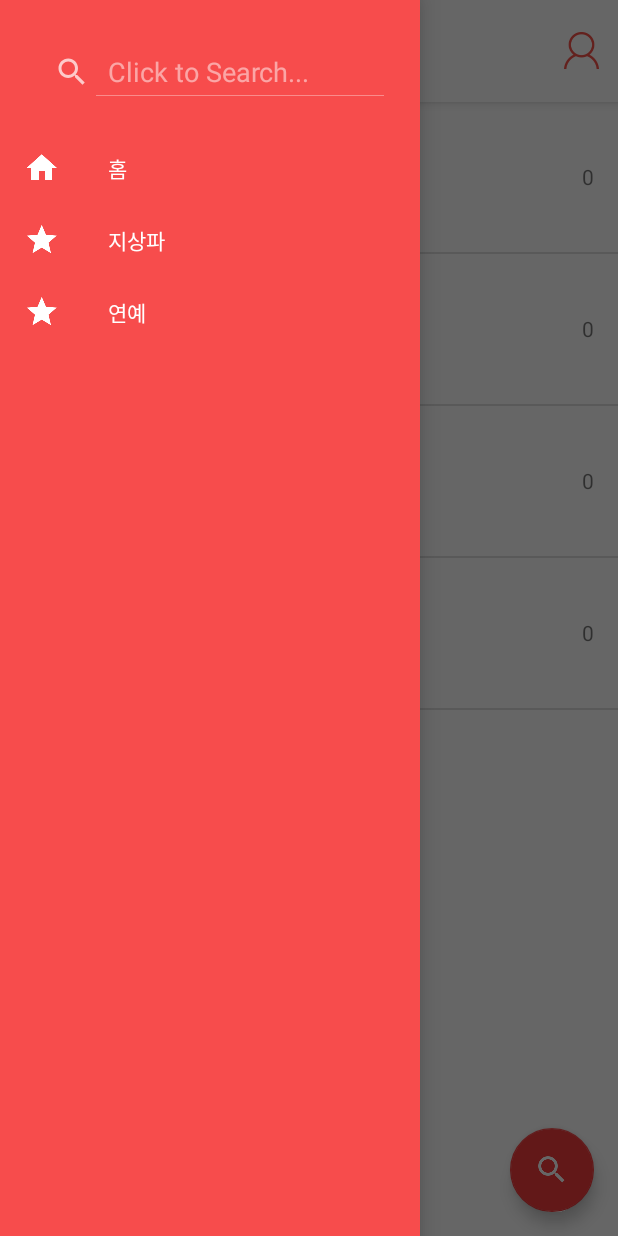
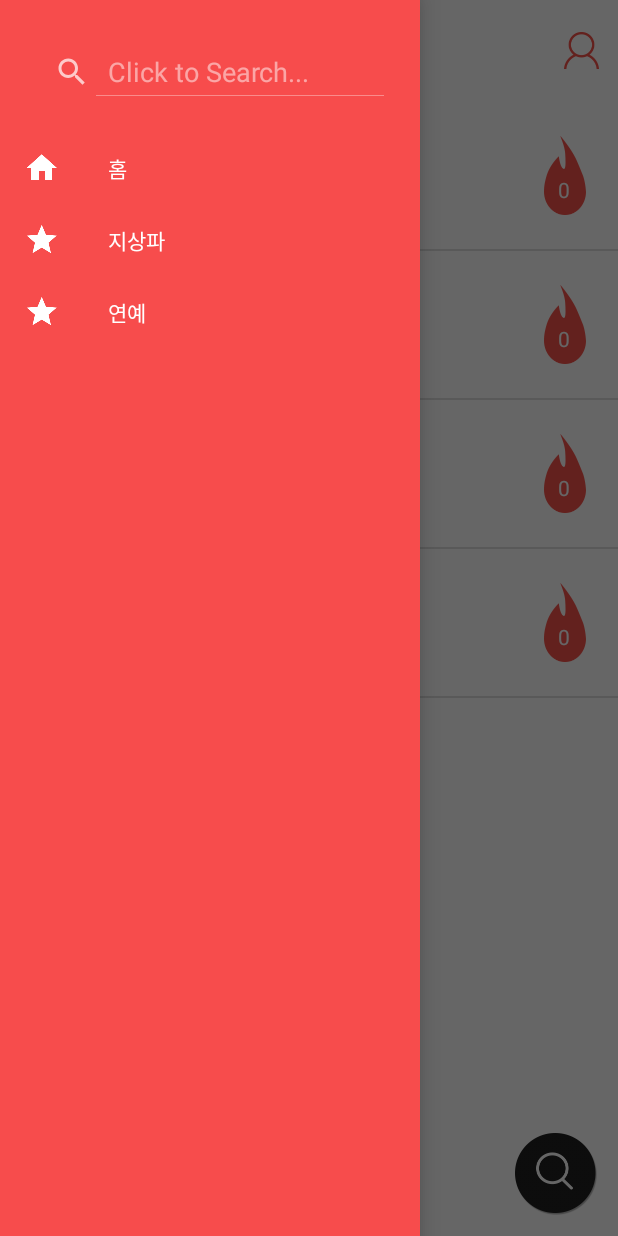
Before and after one commit to Nexters/bullpanApp, an Android app: the MainActivity screen opened directly, with no data from a screen before it, with the side drawer open, on a phone screen of 412 x 824 dp. Run offline under Robolectric (Android 15) with nearby library versions, the phone set to English and light mode, and no system bars; pictures from the network do not load; 3 statements that could not run were skipped.

Commit message:
메인페이지 디자인 가이드 적용
- Action bar 좌우 패딩이 기본으로 16dp가 잡혀있으므로 5dp만큼 추가로 패딩을 줌 ( 사라지게 못하긋다.. )
- FloatingActionButton 대신 ImageButton으로 변경후 elevation부여
- bg_fire_background에 NinePatch적용 -> bi_fire.9.png
- Custom 폰트 및 라이브러리(Noto Sans CJK KR- 본고딕, Caligraphy)

issue

- 커스텀 폰트 적용시 라이브러리 사용(작업이 길어짐)
- 폰트적용시 변화가 전혀 없으므로 안쓰는게 좋을듯

```diff
--- a/app/build.gradle
+++ b/app/build.gradle
@@ -25,6 +25,7 @@ dependencies {
     compile fileTree(dir: 'libs', include: ['*.jar'])
     testCompile 'junit:junit:4.12'
     compile 'com.android.support:appcompat-v7:23.1.0'
+    compile 'uk.co.chrisjenx:calligraphy:2.1.0'
     compile 'com.android.support:design:23.1.+'
     compile 'com.squareup.picasso:picasso:2.5.2'
     compile 'com.sendbird.sdk:sendbird-android-sdk:2.0.1'
--- /dev/null
+++ b/app/src/main/java/com/bullpan/bullpanapp/activity/BaseActivity.java
@@ -0,0 +1,17 @@
+package com.bullpan.bullpanapp.activity;
+
+import android.content.Context;
+import android.support.v7.app.AppCompatActivity;
+
+import uk.co.chrisjenx.calligraphy.CalligraphyContextWrapper;
+
+
+/**
+ * Created by daehyun on 16. 2. 16..
+ */
+public class BaseActivity extends AppCompatActivity{
+    @Override
+    protected void attachBaseContext(Context newBase) {
+        super.attachBaseContext(CalligraphyContextWrapper.wrap(newBase));
+    }
+}
--- /dev/null
+++ b/app/src/main/java/com/bullpan/bullpanapp/activity/BaseApplication.java
@@ -0,0 +1,19 @@
+package com.bullpan.bullpanapp.activity;
+
+import android.app.Application;
+
+import com.bullpan.bullpanapp.R;
+
+
+import uk.co.chrisjenx.calligraphy.CalligraphyConfig;
+
+/**
+ * Created by daehyun on 16. 2. 16..
+ */
+public class BaseApplication  extends Application {
+    @Override
+    public void onCreate() {
+        super.onCreate();
+
+    }
+}
--- a/app/src/main/java/com/bullpan/bullpanapp/activity/MainActivity.java
+++ b/app/src/main/java/com/bullpan/bullpanapp/activity/MainActivity.java
@@ -36,7 +36,7 @@ import java.util.List;
 public class MainActivity extends AppCompatActivity
         implements NavigationView.OnNavigationItemSelectedListener,SwipeRefreshLayout.OnRefreshListener {
         SwipeRefreshLayout mSwipeRefreshLayout;
-    FloatingActionButton fab;
+    ImageButton fab;
     ListView mChannelListView;
     DrawerLayout drawer;
     Toolbar toolbar;
@@ -59,7 +59,7 @@ public class MainActivity extends AppCompatActivity
 
     private void initResources() {
         userName = SendBirdUtils.getUsername(MainActivity.this);
-        fab = (FloatingActionButton) findViewById(R.id.fab);
+        fab = (ImageButton) findViewById(R.id.fab);
         toolbar = (Toolbar) findViewById(R.id.toolbar);
 
         //우선적으로 처리해야 함
--- a/app/src/main/res/layout/activity_channel.xml
+++ b/app/src/main/res/layout/activity_channel.xml
@@ -29,7 +29,7 @@
         android:layout_width="wrap_content"
         android:layout_height="wrap_content"
         android:layout_gravity="bottom|end"
-        android:layout_margin="@dimen/fab_margin"
+        android:layout_margin="@dimen/fab_margin_right"
         android:src="@drawable/ic_add_white_24dp"
         />
 
--- a/app/src/main/res/layout/app_bar_main.xml
+++ b/app/src/main/res/layout/app_bar_main.xml
@@ -12,7 +12,9 @@
     <android.support.design.widget.AppBarLayout
         android:layout_height="wrap_content"
         android:layout_width="match_parent"
-        android:theme="@style/AppTheme.AppBarOverlay">
+        android:theme="@style/AppTheme.AppBarOverlay"
+        android:elevation="0dp"
+        app:elevation="0dp">
 
         <android.support.v7.widget.Toolbar
             android:id="@+id/toolbar"
@@ -51,13 +53,18 @@
 
     <include layout="@layout/content_main"/>
 
-    <android.support.design.widget.FloatingActionButton
+    <ImageButton
         android:id="@+id/fab"
         android:layout_width="wrap_content"
         android:layout_height="wrap_content"
         android:layout_gravity="bottom|end"
-        android:layout_margin="@dimen/fab_margin"
-        android:src="@drawable/ic_search_white_24dp"/>
+        android:layout_margin="@dimen/fab_margin_right"
+        android:src="@drawable/ic_float_search"
+        android:scaleType="center"
+        android:elevation="6dp"
+        app:backgroundTint="@color/colorBlack"
+        android:background="@color/colorTransparent"
+        android:cropToPadding="true"/>
 
 </android.support.design.widget.CoordinatorLayout>
 <!--android:theme="@style/ThemeOverlay.AppCompat.Dark.ActionBar"-->
--- a/app/src/main/res/layout/list_channels.xml
+++ b/app/src/main/res/layout/list_channels.xml
@@ -3,59 +3,81 @@
                 xmlns:tools="http://schemas.android.com/tools"
                 xmlns:app="http://schemas.android.com/apk/res-auto"
               android:layout_width="match_parent"
-              android:layout_height="match_parent"
-                android:paddingLeft="@dimen/activity_horizontal_margin"
-                android:paddingRight="@dimen/activity_horizontal_margin"
+              android:layout_height="98dp"
+                android:paddingLeft="22.33dp"
+                android:paddingRight="15dp"
+                tools:ignore="MissingPrefix"
     tools:background="#dfcff4">
 
     <ImageView
-        android:layout_width="100dp"
-        android:layout_height="100dp"
+        android:layout_width="76.33dp"
+        android:layout_height="98dp"
         android:id="@+id/channel_logo_image"
         tools:src="@drawable/mbc_logo"
         android:layout_centerVertical="true"
         android:layout_alignParentLeft="true"
-        android:layout_alignParentStart="true"/>
+        android:layout_alignParentStart="true"
+        android:cropToPadding="true"
+        android:scaleType="fitCenter"/>
 
     <RelativeLayout
         android:layout_width="wrap_content"
         android:layout_height="wrap_content"
         android:layout_centerVertical="true"
-        android:layout_toLeftOf="@+id/channel_count_label"
+        android:layout_toLeftOf="@+id/channel_logo_image"
         android:layout_toRightOf="@+id/channel_logo_image"
         android:layout_toEndOf="@+id/channel_logo_image"
-        android:layout_marginLeft="16dp">
+        android:layout_marginLeft="10.67dp"
+        android:id="@+id/relativeLayout3">
 
         <TextView
             android:layout_width="wrap_content"
             android:layout_height="wrap_content"
-            android:textAppearance="?android:attr/textAppearanceSmall"
             android:id="@+id/program_duration_label"
             tools:text="오후 12:00 - 오후 1:00"
             android:layout_below="@+id/program_title_label"
             android:layout_alignLeft="@+id/program_title_label"
-            android:layout_alignStart="@+id/program_title_label"/>
+            android:layout_alignStart="@+id/program_title_label"
+            android:textColor="#a1a0a0"
+            android:textIsSelectable="false"
+            android:textSize="14.67dp"
+            android:layout_marginTop="4dp"/>
 
         <TextView
             android:layout_width="wrap_content"
             android:layout_height="wrap_content"
-            android:textAppearance="?android:attr/textAppearanceLarge"
             android:id="@+id/program_title_label"
             tools:text="그녀는 예뻣다 : 최종화"
             android:layout_alignParentTop="true"
             android:layout_alignParentLeft="true"
-            android:layout_alignParentStart="true"/>
+            android:layout_alignParentStart="true"
+            android:textColor="#333333"
+            android:textSize="20dp"
+            android:typeface="normal"/>
 
     </RelativeLayout>
 
-    <TextView
-        android:layout_width="wrap_content"
-        android:layout_height="wrap_content"
-        android:text="0"
-        android:id="@+id/channel_count_label"
+    <RelativeLayout
+        android:layout_width="40.33dp"
+        android:layout_height="98dp"
+        android:layout_alignParentTop="true"
+        android:layout_alignParentBottom="false"
         android:layout_alignParentRight="true"
-        android:layout_alignParentEnd="true"
-        android:layout_centerVertical="true"/>
+        android:layout_alignParentEnd="true">
+
+        <TextView
+            android:layout_width="wrap_content"
+            android:layout_height="wrap_content"
+            android:text="0"
+            android:id="@+id/channel_count_label"
+            android:layout_alignParentRight="false"
+            android:layout_alignParentEnd="false"
+            android:layout_gravity="center"
+            android:layout_centerInParent="true"
+            android:gravity="center"
+            android:background="@drawable/bg_fire"
+            android:textColor="@color/colorWhite"/>
+    </RelativeLayout>
 
 
 </RelativeLayout>
--- /dev/null
+++ b/app/src/main/res/values-v14/styles.xml
@@ -0,0 +1,10 @@
+<?xml version="1.0" encoding="utf-8"?>
+<resources>
+
+    <style name="BullpanTheme.ActionBar" parent="android:Widget.Holo.Light.ActionBar.Solid.Inverse">
+        <item name="android:titleTextStyle">@style/BullpanTheme.ActionBar.TextAppearance</item>
+        <item name="android:subtitleTextStyle">
+            @style/BullpanTheme.ActionBar.TextAppearance.SubTitle
+        </item>
+    </style>
+</resources>
--- a/app/src/main/res/values-v21/styles.xml
+++ b/app/src/main/res/values-v21/styles.xml
@@ -20,4 +20,5 @@
         <item name="android:navigationIcon">@drawable/ic_drawer_red</item>
     </style>
 
+
 </resources>
--- a/app/src/main/res/values/colors.xml
+++ b/app/src/main/res/values/colors.xml
@@ -9,6 +9,7 @@
     <color name="colorGrayAccent">#6C6C6C</color>
     <color name="colorBlack">#1C1C1C</color>
     <color name="colorWhite">#FFFFFF</color>
+    <color name="colorTransparent">#0000</color>
     <color name="primary_text_default_material_dark">#000000</color>
     <color name="secondary_text_default_material_light">#8a000000</color>
 </resources>
--- a/app/src/main/res/values/dimens.xml
+++ b/app/src/main/res/values/dimens.xml
@@ -6,5 +6,6 @@
     <dimen name="activity_horizontal_margin">16dp</dimen>
     <dimen name="activity_vertical_margin">16dp</dimen>
     <dimen name="activity_vertical_spacing_double">32dp</dimen>
-    <dimen name="fab_margin">16dp</dimen>
+    <dimen name="fab_margin_right">14dp</dimen>
+    <dimen name="fab_margin_bottom">14dp</dimen>
 </resources>
--- a/app/src/main/res/values/styles.xml
+++ b/app/src/main/res/values/styles.xml
@@ -1,4 +1,6 @@
-<resources>
+<resources
+    xmlns:tools="http://schemas.android.com/tools"
+    tools:ignore="NewApi">
 
     <!-- Base application theme. -->
     <style name="AppTheme" parent="Theme.AppCompat.Light">
@@ -6,6 +8,7 @@
         <item name="colorPrimary">@color/colorPrimary</item>
         <item name="colorPrimaryDark">@color/colorPrimaryDark</item>
         <item name="colorAccent">@color/colorAccent</item>
+
     </style>
 
     <style name="AppTheme.NoActionBar">
@@ -41,6 +44,11 @@
         <item name="android:actionBarSize">67.67dp</item>
         <item name="android:windowBackground">@color/colorWhite</item>
         <item name="android:textColorPrimary">@color/colorBlack</item>
+
+        <!-- Customize your theme here. -->
+        <item name="android:textViewStyle">@style/BullpanTheme.Widget.TextView</item>
+        <!-- Action Bar Theme -->
+        <item name="android:actionBarStyle">@style/BullpanTheme.ActionBar</item>
         <!--<item name="android:textColorSecondary">@color/colorBlack</item>-->
     </style>
 
@@ -48,6 +56,7 @@
         <item name="windowActionBar">false</item>
         <item name="windowNoTitle">true</item>
         <item name="toolbarStyle">@style/Custom.Widget.toolbar</item>
+
     </style>
     <style name="Custom.Widget.toolbar" parent="Widget.AppCompat.Toolbar">
         <item name="contentInsetStart">0dp</item>
@@ -75,4 +84,34 @@
             @color/abc_primary_text_disable_only_material_dark
         </item>
     </style>
+    <style name="BullpanTheme.Widget"/>
+
+    <!-- BullpanTheme ActionBar Style -->
+    <style name="BullpanTheme.ActionBar" parent="android:Widget.Holo.Light.ActionBar.Solid.Inverse">
+        <item name="android:titleTextStyle">@style/BullpanTheme.ActionBar.TextAppearance</item>
+        <item name="android:subtitleTextStyle">@style/BullpanTheme.ActionBar.TextAppearance.SubTitle</item>
+    </style>
+
+    <style name="BullpanTheme.ActionBar.TextAppearance" parent="TextAppearance.AppCompat.Widget.ActionBar.Title.Inverse">
+        <item name="fontPath">fonts/NotoSansKR-Regular-subset.otf</item>
+    </style>
+    <style name="BullpanTheme.ActionBar.TextAppearance.SubTitle" parent="TextAppearance.AppCompat.Widget.ActionBar.Subtitle.Inverse">
+        <item name="fontPath">fonts/NotoSansKR-Regular-subset.otf</item>
+    </style>
+
+    <!-- Custom TextViewStyle-->
+    <style name="BullpanTheme.Widget.TextView" parent="android:Widget.Holo.Light.TextView">
+        <item name="fontPath">fonts/NotoSansKR-Regular-subset.otf</item>
+    </style>
+    <style name="BullpanTheme.Widget.TextView.Style">
+        <item name="fontPath">fonts/NotoSansKR-Regular-subset.otf</item>
+    </style>
+    <style name="BullpantTheme.Widget.TextViewAppearanceStyle" parent="android:Widget.Holo.Light.TextView">
+        <item name="android:textAppearance">@style/TextAppearance.FontPath</item>
+    </style>
+    <style name="TextAppearance.FontPath" parent="android:TextAppearance">
+        <!-- Custom Attr-->
+        <item name="fontPath">fonts/NotoSansKR-Regular-subset.otf</item>
+        <item name="android:textColor">#444</item>
+    </style>
 </resources>
```
Also changed, not shown: app/src/main/assets/fonts/NotoSansKR-Bold-subset.otf (added), app/src/main/assets/fonts/NotoSansKR-Medium-subset.otf (added), app/src/main/assets/fonts/NotoSansKR-Regular-subset.otf (added), app/src/main/assets/fonts/NotoSansKR-Thin-subset.otf (added), app/src/main/res/drawable-xxhdpi/bg_fire.9.png (added).
